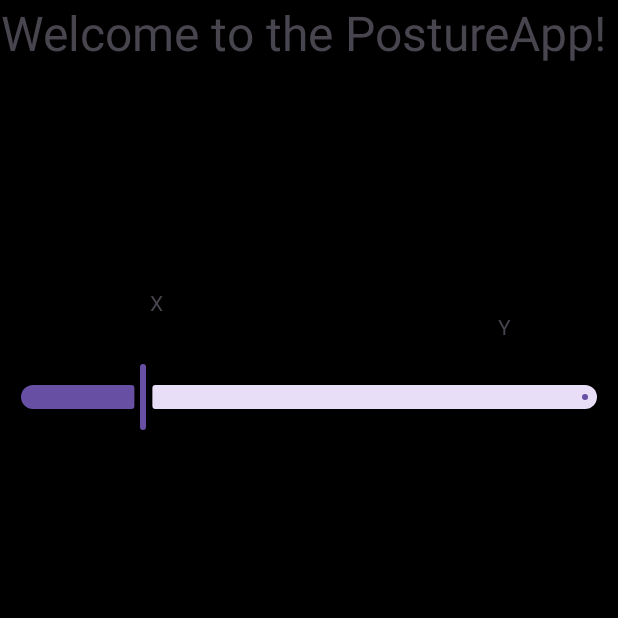
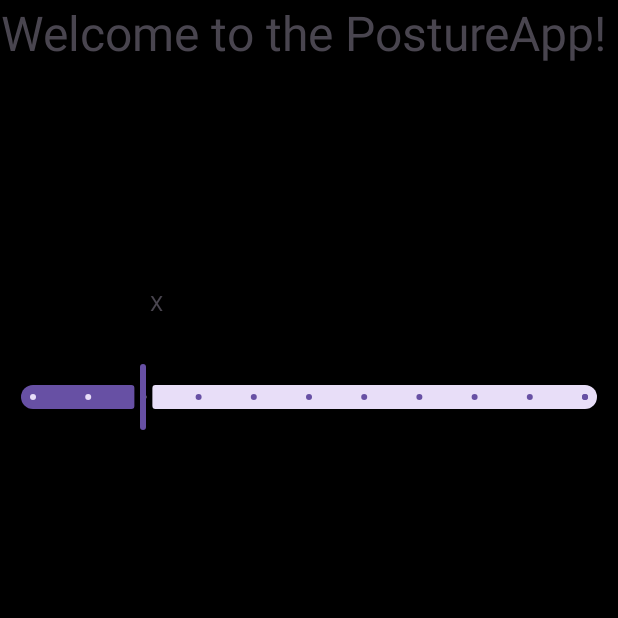
Before and after one commit to JamesRenn-ie/postureAppBrisHack24, an Android app: the screen it shows after launch (MainActivity), on a phone screen of 412 x 824 dp, the top half of it. Run offline under Robolectric (Android 15) with nearby library versions, the phone set to English and light mode, and no system bars.

Commit message:
slider is now discrete.

```diff
--- a/app/src/main/java/com/example/accelerometer/MainActivity.java
+++ b/app/src/main/java/com/example/accelerometer/MainActivity.java
@@ -24,9 +24,11 @@ public class MainActivity extends AppCompatActivity implements SensorEventListen
 
     @Override
     public void onSensorChanged(SensorEvent event) {
-        xText.setText("X " + Math.round(event.values[0]));
-        yText.setText("Y " + Math.round(event.values[1]));
-        zText.setText("Z " + Math.round(event.values[2]));
+        xText.setText("Posture Score: " + Math.round(event.values[0]));
+
+
+//        yText.setText("Y " + Math.round(event.values[1]));
+//        zText.setText("Z " + Math.round(event.values[2]));
 
         if(Math.abs(event.values[0]) < 6) {
             vibrator.vibrate(1000);
@@ -58,8 +60,8 @@ public class MainActivity extends AppCompatActivity implements SensorEventListen
 
         //Assign TextView
         xText = (TextView) findViewById(R.id.xText);
-        yText = (TextView) findViewById(R.id.yText);
-        zText = (TextView) findViewById(R.id.zText);
+//        yText = (TextView) findViewById(R.id.yText);
+//        zText = (TextView) findViewById(R.id.zText);
     }
 
     private void startForegroundService(){
--- a/app/src/main/res/layout/activity_main.xml
+++ b/app/src/main/res/layout/activity_main.xml
@@ -12,38 +12,19 @@
         android:id="@+id/slider"
         android:layout_width="match_parent"
         android:layout_height="wrap_content"
-        android:value="20.0"
+        android:value="2.0"
         android:valueFrom="0.0"
-        android:valueTo="100.0"
+        android:valueTo="10.0"
+        android:stepSize="1"
         app:layout_constraintBottom_toBottomOf="parent"
         app:layout_constraintTop_toTopOf="parent"
         app:layout_constraintVertical_bias="0.31"
         tools:layout_editor_absoluteX="0dp" />
 
     <TextView
-        android:id="@+id/yText"
-        android:layout_width="62dp"
-        android:layout_height="48dp"
-        android:layout_marginStart="332dp"
-        android:layout_marginTop="208dp"
-        android:text="Y"
-        app:layout_constraintStart_toStartOf="parent"
-        app:layout_constraintTop_toTopOf="parent" />
-
-    <TextView
-        android:id="@+id/zText"
-        android:layout_width="57dp"
-        android:layout_height="80dp"
-        android:layout_marginStart="560dp"
-        android:layout_marginTop="192dp"
-        android:text="Z"
-        app:layout_constraintStart_toStartOf="parent"
-        app:layout_constraintTop_toTopOf="parent" />
-
-    <TextView
         android:id="@+id/xText"
-        android:layout_width="89dp"
-        android:layout_height="75dp"
+        android:layout_width="521dp"
+        android:layout_height="103dp"
         android:layout_marginStart="100dp"
         android:layout_marginTop="192dp"
         android:text="X"
```
